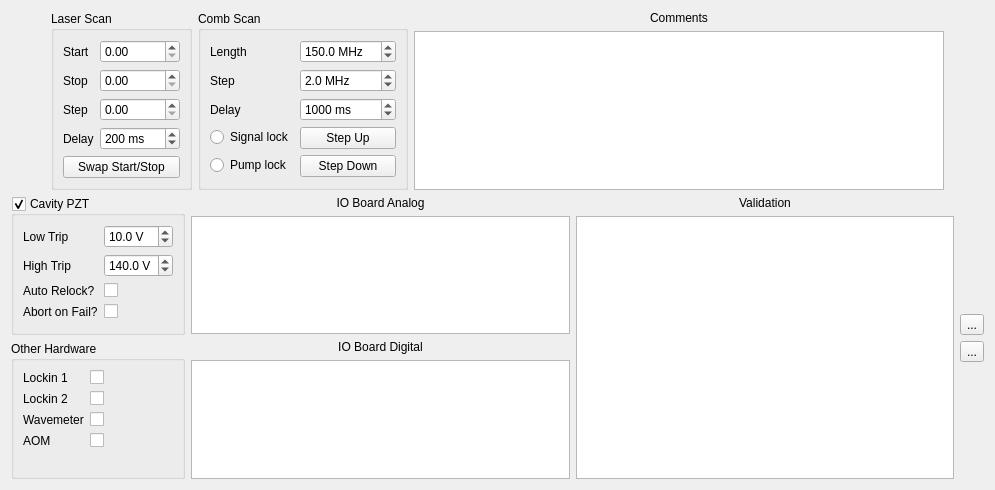
The window that scanconfigwidget.ui (kncrabtree/nicerohms) describes before a commit, drawn with Qt 5.
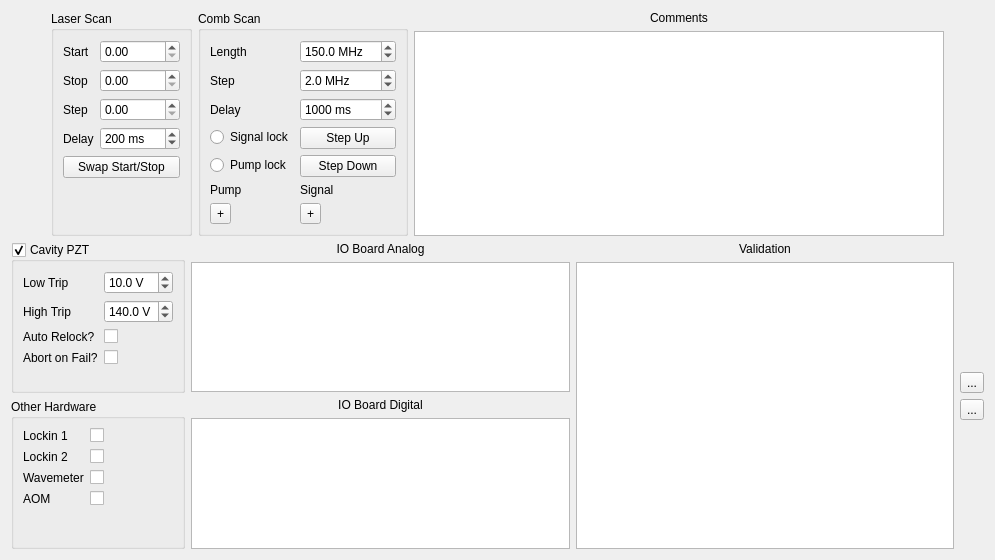
The same window after the commit. Icons and pictures are not drawn.

Commit message: Added beat sign determination in scanconfigwidget.cpp

Diff of the .ui file:
```diff
--- a/scanconfigwidget.ui
+++ b/scanconfigwidget.ui
@@ -7,7 +7,7 @@
     <x>0</x>
     <y>0</y>
     <width>995</width>
-    <height>490</height>
+    <height>560</height>
    </rect>
   </property>
   <property name="windowTitle">
@@ -231,6 +231,46 @@
           </property>
          </widget>
         </item>
+        <item row="5" column="0">
+         <widget class="QLabel" name="label_5">
+          <property name="text">
+           <string>Pump</string>
+          </property>
+         </widget>
+        </item>
+        <item row="5" column="1">
+         <widget class="QLabel" name="label_6">
+          <property name="text">
+           <string>Signal</string>
+          </property>
+         </widget>
+        </item>
+        <item row="6" column="0">
+         <widget class="QToolButton" name="PumpToolButton">
+          <property name="text">
+           <string>+</string>
+          </property>
+          <property name="checkable">
+           <bool>true</bool>
+          </property>
+          <property name="checked">
+           <bool>false</bool>
+          </property>
+          <property name="autoExclusive">
+           <bool>false</bool>
+          </property>
+         </widget>
+        </item>
+        <item row="6" column="1">
+         <widget class="QToolButton" name="SignalToolButton">
+          <property name="text">
+           <string>+</string>
+          </property>
+          <property name="checkable">
+           <bool>true</bool>
+          </property>
+         </widget>
+        </item>
        </layout>
       </widget>
      </item>
```
Left out of the diff: 14 changed lines with no effect on the pictures. The commit also changes 7 other files.
